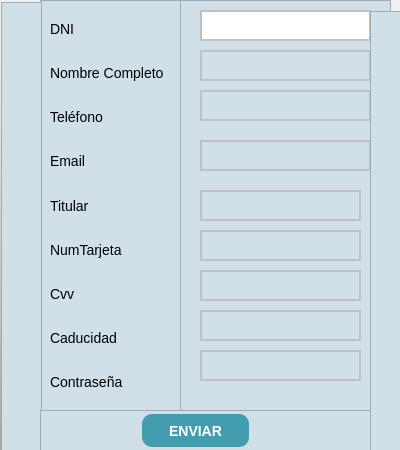
Above: src/vista/ui/RegistroCliP.ui from eperec03/museo before the change. Below: the same form after it.
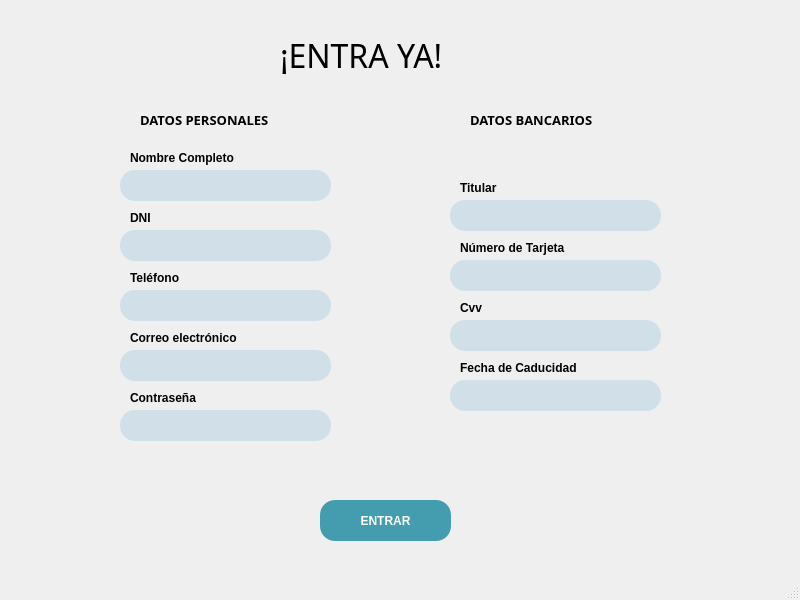
That is the form after the change. Icons and pictures are not drawn.

```diff
--- a/src/vista/ui/RegistroCliP.ui
+++ b/src/vista/ui/RegistroCliP.ui
@@ -6,356 +6,20 @@
    <rect>
     <x>0</x>
     <y>0</y>
-    <width>400</width>
-    <height>450</height>
+    <width>800</width>
+    <height>600</height>
    </rect>
   </property>
-  <property name="minimumSize">
-   <size>
-    <width>400</width>
-    <height>450</height>
-   </size>
-  </property>
-  <property name="maximumSize">
-   <size>
-    <width>400</width>
-    <height>450</height>
-   </size>
-  </property>
   <property name="windowTitle">
    <string>MainWindow</string>
   </property>
-  <property name="styleSheet">
-   <string notr="true">#MainWindow {
-	background-color: rgb(208, 223, 232);
- background: qlineargradient(spread:pad, x1:0.498, y1:0.9265, x2:0.482587, y2:0.119, stop:0 rgb(170, 170, 170), stop:1 rgb(240, 240, 240));
-}
-
-/* Entradas de texto */
-QLineEdit {
-    background-color: #ffffff;
-    border: 2px solid #c0c0c0;
-    padding: 5px;
-}
-
-/* Texto */
-QLabel {
-    color: #000000;
-    font-size: 14px;
-}
-
-/* Botón */
-QPushButton {
-    background-color: #4CAF50; /* Color de fondo */
-    border: none;
-    color: white;
-    text-align: center;
-    text-decoration: none;
-    font-size: 14px;
-    margin: 4px 2px;
-    border-radius: 10px;
-}
-
-/*Botón está presionado */
-QPushButton:pressed {
-    background-color: #45a049;
-}
-
-/* Imagen */
-QLabel#label_6 {
-    border-image: url(:/src/vista/Imagenes/registro.png);
-}
-</string>
-  </property>
   <widget class="QWidget" name="centralwidget">
-   <widget class="QFrame" name="frame">
-    <property name="geometry">
-     <rect>
-      <x>40</x>
-      <y>0</y>
-      <width>141</width>
-      <height>411</height>
-     </rect>
-    </property>
-    <property name="styleSheet">
-     <string notr="true">background-color: rgb(208, 223, 232);</string>
-    </property>
-    <property name="frameShape">
-     <enum>QFrame::StyledPanel</enum>
-    </property>
-    <property name="frameShadow">
-     <enum>QFrame::Raised</enum>
-    </property>
-    <layout class="QVBoxLayout" name="verticalLayout">
-     <item>
-      <widget class="QLabel" name="label_4">
-       <property name="text">
-        <string>DNI</string>
-       </property>
-       <property name="textFormat">
-        <enum>Qt::AutoText</enum>
-       </property>
-      </widget>
-     </item>
-     <item>
-      <widget class="QLabel" name="label_7">
-       <property name="text">
-        <string>Nombre Completo</string>
-       </property>
-      </widget>
-     </item>
-     <item>
-      <widget class="QLabel" name="label">
-       <property name="text">
-        <string>Teléfono</string>
-       </property>
-      </widget>
-     </item>
-     <item>
-      <widget class="QLabel" name="label_2">
-       <property name="text">
-        <string>Email</string>
-       </property>
-      </widget>
-     </item>
-     <item>
-      <widget class="QLabel" name="label_3">
-       <property name="text">
-        <string>Titular</string>
-       </property>
-      </widget>
-     </item>
-     <item>
-      <widget class="QLabel" name="label_5">
-       <property name="text">
-        <string>NumTarjeta</string>
-       </property>
-      </widget>
-     </item>
-     <item>
-      <widget class="QLabel" name="label_8">
-       <property name="text">
-        <string>Cvv</string>
-       </property>
-      </widget>
-     </item>
-     <item>
-      <widget class="QLabel" name="label_9">
-       <property name="text">
-        <string>Caducidad</string>
-       </property>
-      </widget>
-     </item>
-     <item>
-      <widget class="QLabel" name="label_10">
-       <property name="text">
-        <string>Contraseña</string>
-       </property>
-      </widget>
-     </item>
-    </layout>
-   </widget>
-   <widget class="QFrame" name="frame_2">
-    <property name="geometry">
-     <rect>
-      <x>1</x>
-      <y>2</y>
-      <width>41</width>
-      <height>451</height>
-     </rect>
-    </property>
-    <property name="styleSheet">
-     <string notr="true">background-color: rgb(208, 223, 232);</string>
-    </property>
-    <property name="frameShape">
-     <enum>QFrame::StyledPanel</enum>
-    </property>
-    <property name="frameShadow">
-     <enum>QFrame::Raised</enum>
-    </property>
-   </widget>
-   <widget class="QFrame" name="frame_3">
-    <property name="geometry">
-     <rect>
-      <x>180</x>
-      <y>0</y>
-      <width>211</width>
-      <height>411</height>
-     </rect>
-    </property>
-    <property name="styleSheet">
-     <string notr="true">background-color: rgb(208, 223, 232);</string>
-    </property>
-    <property name="frameShape">
-     <enum>QFrame::StyledPanel</enum>
-    </property>
-    <property name="frameShadow">
-     <enum>QFrame::Raised</enum>
-    </property>
-    <widget class="QLineEdit" name="lineNombre">
-     <property name="geometry">
-      <rect>
-       <x>20</x>
-       <y>50</y>
-       <width>171</width>
-       <height>31</height>
-      </rect>
-     </property>
-     <property name="text">
-      <string/>
-     </property>
-    </widget>
-    <widget class="QLineEdit" name="lineTfno">
-     <property name="geometry">
-      <rect>
-       <x>20</x>
-       <y>90</y>
-       <width>171</width>
-       <height>31</height>
-      </rect>
-     </property>
-     <property name="text">
-      <string/>
-     </property>
-    </widget>
-    <widget class="QLineEdit" name="lineTitular">
-     <property name="geometry">
-      <rect>
-       <x>20</x>
-       <y>190</y>
-       <width>161</width>
-       <height>31</height>
-      </rect>
-     </property>
-     <property name="text">
-      <string/>
-     </property>
-    </widget>
-    <widget class="QLineEdit" name="lineNumTarj">
-     <property name="geometry">
-      <rect>
-       <x>20</x>
-       <y>230</y>
-       <width>161</width>
-       <height>31</height>
-      </rect>
-     </property>
-     <property name="text">
-      <string/>
-     </property>
-    </widget>
-    <widget class="QLineEdit" name="lineCvv">
-     <property name="geometry">
-      <rect>
-       <x>20</x>
-       <y>270</y>
-       <width>161</width>
-       <height>31</height>
-      </rect>
-     </property>
-     <property name="text">
-      <string/>
-     </property>
-    </widget>
-    <widget class="QLineEdit" name="lineCad">
-     <property name="geometry">
-      <rect>
-       <x>20</x>
-       <y>310</y>
-       <width>161</width>
-       <height>31</height>
-      </rect>
-     </property>
-     <property name="text">
-      <string/>
-     </property>
-    </widget>
-    <widget class="QLineEdit" name="lineDni">
-     <property name="geometry">
-      <rect>
-       <x>20</x>
-       <y>10</y>
-       <width>171</width>
-       <height>31</height>
-      </rect>
-     </property>
-     <property name="styleSheet">
-      <string notr="true">background-color: rgb(255, 255, 255);</string>
-     </property>
-     <property name="text">
-      <string/>
-     </property>
-    </widget>
-    <widget class="QLineEdit" name="lineEmail">
-     <property name="geometry">
-      <rect>
-       <x>20</x>
-       <y>140</y>
-       <width>171</width>
-       <height>31</height>
-      </rect>
-     </property>
-     <property name="text">
-      <string/>
-     </property>
-    </widget>
-    <widget class="QLineEdit" name="lineContrasenna">
-     <property name="geometry">
-      <rect>
-       <x>20</x>
-       <y>350</y>
-       <width>161</width>
-       <height>31</height>
-      </rect>
-     </property>
-     <property name="text">
-      <string/>
-     </property>
-    </widget>
-   </widget>
-   <widget class="QFrame" name="frame_4">
-    <property name="geometry">
-     <rect>
-      <x>370</x>
-      <y>11</y>
-      <width>31</width>
-      <height>442</height>
-     </rect>
-    </property>
-    <property name="styleSheet">
-     <string notr="true">background-color: rgb(208, 223, 232);</string>
-    </property>
-    <property name="frameShape">
-     <enum>QFrame::StyledPanel</enum>
-    </property>
-    <property name="frameShadow">
-     <enum>QFrame::Raised</enum>
-    </property>
-   </widget>
-   <widget class="QFrame" name="frame_5">
-    <property name="geometry">
-     <rect>
-      <x>40</x>
-      <y>410</y>
-      <width>331</width>
-      <height>41</height>
-     </rect>
-    </property>
-    <property name="styleSheet">
-     <string notr="true">background-color: rgb(208, 223, 232);</string>
-    </property>
-    <property name="frameShape">
-     <enum>QFrame::StyledPanel</enum>
-    </property>
-    <property name="frameShadow">
-     <enum>QFrame::Raised</enum>
-    </property>
     <widget class="QPushButton" name="enviarBoton">
      <property name="geometry">
       <rect>
-       <x>100</x>
-       <y>0</y>
-       <width>111</width>
+      <x>320</x>
+      <y>500</y>
+      <width>131</width>
        <height>41</height>
       </rect>
      </property>
@@ -558,43 +222,360 @@
        </disabled>
       </palette>
      </property>
-     <property name="font">
-      <font>
-       <family>MS Sans Serif</family>
-       <pointsize>1</pointsize>
-       <weight>75</weight>
-       <bold>true</bold>
-       <underline>false</underline>
-       <strikeout>false</strikeout>
-      </font>
-     </property>
      <property name="cursor">
       <cursorShape>PointingHandCursor</cursorShape>
      </property>
-     <property name="mouseTracking">
-      <bool>true</bool>
-     </property>
-     <property name="tabletTracking">
-      <bool>true</bool>
-     </property>
+    <property name="styleSheet">
+     <string notr="true">background-color: rgb(67, 157, 175);
+color: rgb(255, 255, 255);
+font-weight: bold;
+font-family: 'Verdana';
+border-radius: 15px;</string>
+    </property>
+    <property name="text">
+     <string>ENTRAR</string>
+    </property>
+   </widget>
+   <widget class="QLabel" name="label_3">
+    <property name="geometry">
+     <rect>
+      <x>280</x>
+      <y>10</y>
+      <width>291</width>
+      <height>91</height>
+     </rect>
+    </property>
+    <property name="font">
+     <font>
+      <family>Bell MT</family>
+      <pointsize>24</pointsize>
+      <weight>50</weight>
+      <bold>false</bold>
+     </font>
+    </property>
+    <property name="text">
+     <string>¡ENTRA YA!</string>
+    </property>
+   </widget>
+   <widget class="QLineEdit" name="lineNombre">
+    <property name="geometry">
+     <rect>
+      <x>120</x>
+      <y>170</y>
+      <width>211</width>
+      <height>31</height>
+     </rect>
+    </property>
      <property name="styleSheet">
-      <string notr="true">background-color: rgb(67, 157, 175);</string>
-     </property>
+     <string notr="true">border-radius: 15px;
+background-color: rgb(208, 223, 232);</string>
+    </property>
+   </widget>
+   <widget class="QLabel" name="label">
+    <property name="geometry">
+     <rect>
+      <x>130</x>
+      <y>150</y>
+      <width>181</width>
+      <height>16</height>
+     </rect>
+    </property>
      <property name="text">
-      <string>ENVIAR</string>
-     </property>
-     <property name="checkable">
-      <bool>false</bool>
-     </property>
-     <property name="flat">
-      <bool>false</bool>
-     </property>
-    </widget>
+     <string>&lt;html&gt;&lt;head/&gt;&lt;body&gt;&lt;p&gt;&lt;span style=&quot; font-weight:600;&quot;&gt;Nombre Completo&lt;/span&gt;&lt;/p&gt;&lt;/body&gt;&lt;/html&gt;</string>
+    </property>
+   </widget>
+   <widget class="QLabel" name="label_2">
+    <property name="geometry">
+     <rect>
+      <x>250</x>
+      <y>10</y>
+      <width>291</width>
+      <height>91</height>
+     </rect>
+    </property>
+    <property name="font">
+     <font>
+      <family>Bell MT</family>
+      <pointsize>24</pointsize>
+      <weight>50</weight>
+      <bold>false</bold>
+     </font>
+    </property>
+    <property name="text">
+     <string/>
+    </property>
+   </widget>
+   <widget class="QLineEdit" name="lineDni">
+    <property name="geometry">
+     <rect>
+      <x>120</x>
+      <y>230</y>
+      <width>211</width>
+      <height>31</height>
+     </rect>
+    </property>
+    <property name="styleSheet">
+     <string notr="true">border-radius: 15px;
+background-color: rgb(208, 223, 232);</string>
+    </property>
    </widget>
-  </widget>
- </widget>
- <resources>
-  <include location="../../../../museoTrabajo/src/vista/Imagenes/imagenes.qrc"/>
- </resources>
+   <widget class="QLabel" name="label_4">
+    <property name="geometry">
+     <rect>
+      <x>130</x>
+      <y>210</y>
+      <width>181</width>
+      <height>16</height>
+     </rect>
+    </property>
+    <property name="text">
+     <string>&lt;html&gt;&lt;head/&gt;&lt;body&gt;&lt;p&gt;&lt;span style=&quot; font-weight:600;&quot;&gt;DNI&lt;/span&gt;&lt;/p&gt;&lt;/body&gt;&lt;/html&gt;</string>
+    </property>
+   </widget>
+   <widget class="QLineEdit" name="lineTfno">
+    <property name="geometry">
+     <rect>
+      <x>120</x>
+      <y>290</y>
+      <width>211</width>
+      <height>31</height>
+     </rect>
+    </property>
+    <property name="styleSheet">
+     <string notr="true">border-radius: 15px;
+background-color: rgb(208, 223, 232);</string>
+    </property>
+   </widget>
+   <widget class="QLabel" name="label_5">
+    <property name="geometry">
+     <rect>
+      <x>130</x>
+      <y>330</y>
+      <width>181</width>
+      <height>16</height>
+     </rect>
+    </property>
+    <property name="text">
+     <string>&lt;html&gt;&lt;head/&gt;&lt;body&gt;&lt;p&gt;&lt;span style=&quot; font-weight:600;&quot;&gt;Correo electrónico&lt;/span&gt;&lt;/p&gt;&lt;/body&gt;&lt;/html&gt;</string>
+    </property>
+   </widget>
+   <widget class="QLineEdit" name="lineEmail">
+    <property name="geometry">
+     <rect>
+      <x>120</x>
+      <y>350</y>
+      <width>211</width>
+      <height>31</height>
+     </rect>
+    </property>
+    <property name="styleSheet">
+     <string notr="true">border-radius: 15px;
+background-color: rgb(208, 223, 232);</string>
+    </property>
+   </widget>
+   <widget class="QLabel" name="label_6">
+    <property name="geometry">
+     <rect>
+      <x>130</x>
+      <y>270</y>
+      <width>181</width>
+      <height>16</height>
+     </rect>
+    </property>
+    <property name="text">
+     <string>&lt;html&gt;&lt;head/&gt;&lt;body&gt;&lt;p&gt;&lt;span style=&quot; font-weight:600;&quot;&gt;Teléfono&lt;/span&gt;&lt;/p&gt;&lt;/body&gt;&lt;/html&gt;</string>
+    </property>
+   </widget>
+   <widget class="QLineEdit" name="lineContrasenna">
+    <property name="geometry">
+     <rect>
+      <x>120</x>
+      <y>410</y>
+      <width>211</width>
+      <height>31</height>
+     </rect>
+    </property>
+    <property name="styleSheet">
+     <string notr="true">border-radius: 15px;
+background-color: rgb(208, 223, 232);</string>
+    </property>
+   </widget>
+   <widget class="QLabel" name="label_8">
+    <property name="geometry">
+     <rect>
+      <x>130</x>
+      <y>390</y>
+      <width>181</width>
+      <height>16</height>
+     </rect>
+    </property>
+    <property name="text">
+     <string>&lt;html&gt;&lt;head/&gt;&lt;body&gt;&lt;p&gt;&lt;span style=&quot; font-weight:600;&quot;&gt;Contraseña&lt;/span&gt;&lt;/p&gt;&lt;/body&gt;&lt;/html&gt;</string>
+    </property>
+   </widget>
+   <widget class="QLineEdit" name="lineTitular">
+    <property name="geometry">
+     <rect>
+      <x>450</x>
+      <y>200</y>
+      <width>211</width>
+      <height>31</height>
+     </rect>
+    </property>
+    <property name="styleSheet">
+     <string notr="true">border-radius: 15px;
+background-color: rgb(208, 223, 232);</string>
+    </property>
+   </widget>
+   <widget class="QLabel" name="label_9">
+    <property name="geometry">
+     <rect>
+      <x>460</x>
+      <y>300</y>
+      <width>181</width>
+      <height>16</height>
+     </rect>
+    </property>
+    <property name="text">
+     <string>&lt;html&gt;&lt;head/&gt;&lt;body&gt;&lt;p&gt;&lt;span style=&quot; font-weight:600;&quot;&gt;Cvv&lt;/span&gt;&lt;/p&gt;&lt;/body&gt;&lt;/html&gt;</string>
+    </property>
+   </widget>
+   <widget class="QLabel" name="label_10">
+    <property name="geometry">
+     <rect>
+      <x>460</x>
+      <y>240</y>
+      <width>181</width>
+      <height>16</height>
+     </rect>
+    </property>
+    <property name="text">
+     <string>&lt;html&gt;&lt;head/&gt;&lt;body&gt;&lt;p&gt;&lt;span style=&quot; font-weight:600;&quot;&gt;Número de Tarjeta&lt;/span&gt;&lt;/p&gt;&lt;/body&gt;&lt;/html&gt;</string>
+    </property>
+   </widget>
+   <widget class="QLineEdit" name="lineCvv">
+    <property name="geometry">
+     <rect>
+      <x>450</x>
+      <y>320</y>
+      <width>211</width>
+      <height>31</height>
+     </rect>
+    </property>
+    <property name="styleSheet">
+     <string notr="true">border-radius: 15px;
+background-color: rgb(208, 223, 232);</string>
+    </property>
+   </widget>
+   <widget class="QLineEdit" name="lineCad">
+    <property name="geometry">
+     <rect>
+      <x>450</x>
+      <y>380</y>
+      <width>211</width>
+      <height>31</height>
+     </rect>
+    </property>
+    <property name="styleSheet">
+     <string notr="true">border-radius: 15px;
+background-color: rgb(208, 223, 232);</string>
+    </property>
+   </widget>
+   <widget class="QLabel" name="label_12">
+    <property name="geometry">
+     <rect>
+      <x>460</x>
+      <y>360</y>
+      <width>181</width>
+      <height>16</height>
+     </rect>
+    </property>
+    <property name="text">
+     <string>&lt;html&gt;&lt;head/&gt;&lt;body&gt;&lt;p&gt;&lt;span style=&quot; font-weight:600;&quot;&gt;Fecha de Caducidad&lt;/span&gt;&lt;/p&gt;&lt;/body&gt;&lt;/html&gt;</string>
+    </property>
+   </widget>
+   <widget class="QLineEdit" name="lineNumTarj">
+    <property name="geometry">
+     <rect>
+      <x>450</x>
+      <y>260</y>
+      <width>211</width>
+      <height>31</height>
+     </rect>
+    </property>
+    <property name="styleSheet">
+     <string notr="true">border-radius: 15px;
+background-color: rgb(208, 223, 232);</string>
+    </property>
+   </widget>
+   <widget class="QLabel" name="label_13">
+    <property name="geometry">
+     <rect>
+      <x>460</x>
+      <y>180</y>
+      <width>181</width>
+      <height>16</height>
+     </rect>
+    </property>
+    <property name="text">
+     <string>&lt;html&gt;&lt;head/&gt;&lt;body&gt;&lt;p&gt;&lt;span style=&quot; font-weight:600;&quot;&gt;Titular&lt;/span&gt;&lt;/p&gt;&lt;/body&gt;&lt;/html&gt;</string>
+    </property>
+   </widget>
+   <widget class="QLabel" name="label_7">
+    <property name="geometry">
+     <rect>
+      <x>140</x>
+      <y>100</y>
+      <width>181</width>
+      <height>41</height>
+     </rect>
+    </property>
+    <property name="font">
+     <font>
+      <family>Bell MT</family>
+      <pointsize>24</pointsize>
+      <weight>50</weight>
+      <bold>false</bold>
+     </font>
+    </property>
+    <property name="text">
+     <string>&lt;html&gt;&lt;head/&gt;&lt;body&gt;&lt;p&gt;&lt;span style=&quot; font-size:10pt; font-weight:600;&quot;&gt;DATOS PERSONALES&lt;/span&gt;&lt;/p&gt;&lt;/body&gt;&lt;/html&gt;</string>
+    </property>
+   </widget>
+   <widget class="QLabel" name="label_14">
+    <property name="geometry">
+     <rect>
+      <x>470</x>
+      <y>100</y>
+      <width>181</width>
+      <height>41</height>
+     </rect>
+    </property>
+    <property name="font">
+     <font>
+      <family>Bell MT</family>
+      <pointsize>24</pointsize>
+      <weight>50</weight>
+      <bold>false</bold>
+     </font>
+    </property>
+    <property name="text">
+     <string>&lt;html&gt;&lt;head/&gt;&lt;body&gt;&lt;p&gt;&lt;span style=&quot; font-size:10pt; font-weight:600;&quot;&gt;DATOS BANCARIOS&lt;/span&gt;&lt;/p&gt;&lt;/body&gt;&lt;/html&gt;</string>
+    </property>
+   </widget>
+  </widget>
+  <widget class="QMenuBar" name="menubar">
+   <property name="geometry">
+    <rect>
+     <x>0</x>
+     <y>0</y>
+     <width>800</width>
+     <height>26</height>
+    </rect>
+   </property>
+  </widget>
+  <widget class="QStatusBar" name="statusbar"/>
+ </widget>
+ <resources/>
  <connections/>
 </ui>
```
Lines whose indentation alone changed are shown as unchanged.
